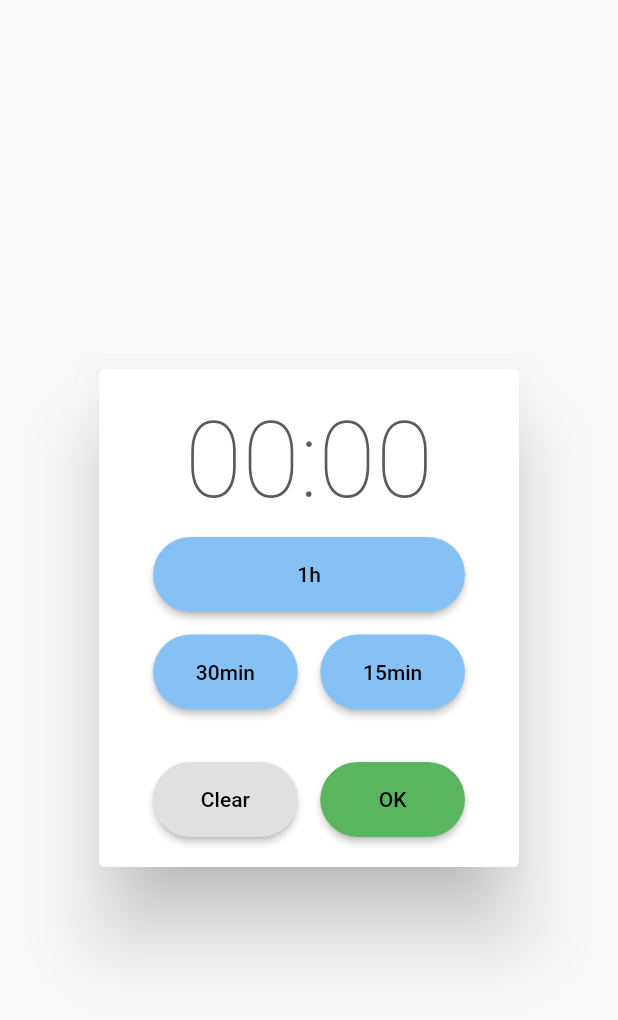
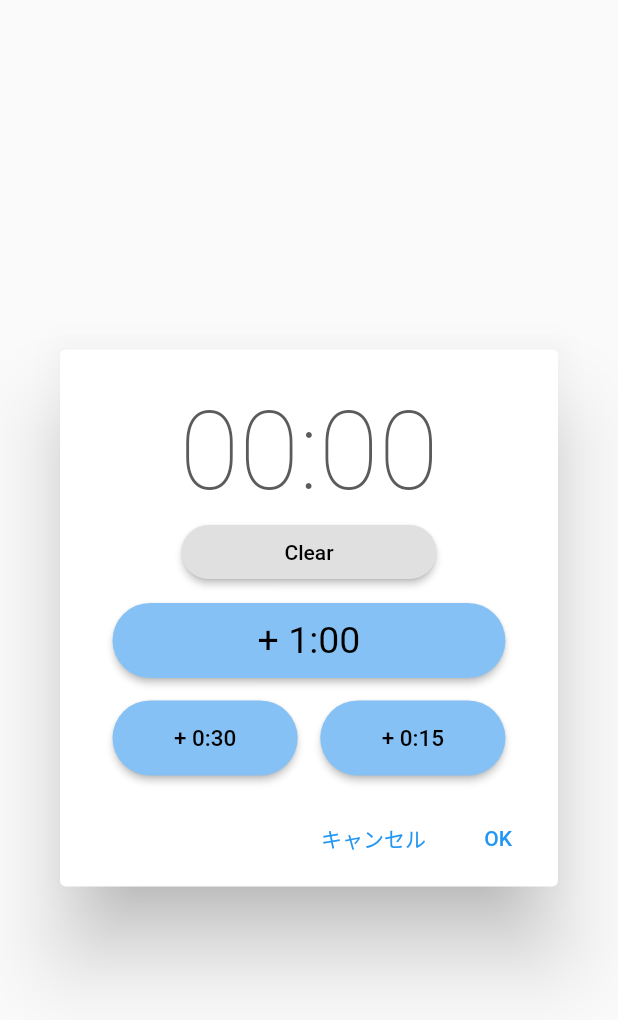
Before and after one commit to sakiso/daily_sugoroku_client, a Flutter app: the TimePicker widget shown alone on an empty page, opened directly, on a phone screen of 412 x 824 dp. Shown: the top 1020 px of the screen. Run offline on Flutter 3.47's test engine with Material 2 defaults, Android fonts, the phone set to English and light mode, and no system bars; our stand-ins replace flutter_riverpod, flutter_secure_storage; accounts and stored records are empty.

Commit message:
Constantとサイズ感調整

```diff
--- a/lib/constants.dart
+++ b/lib/constants.dart
@@ -1,7 +1,6 @@
 import 'package:flutter/material.dart';
 
-class Constants {
-  // Colors
+class ConstantColors {
   static Color lightBlue = const Color.fromARGB(255, 134, 193, 245);
   static Color darkGray = const Color.fromARGB(255, 91, 91, 91);
   static Color inactiveGray = const Color.fromARGB(255, 224, 224, 224);
--- a/lib/main.dart
+++ b/lib/main.dart
@@ -23,7 +23,6 @@ class MyApp extends StatelessWidget {
         primarySwatch: Colors.blue,
       ),
       routes: {
-        // todo: lib下のconstファイルに切り出せたらいいかも
         '/': (context) => const SugorokuPage(),
         '/edit': (context) => const SugorokuEditPage(),
       },
--- a/lib/pages/sugoroku_edit/components/time_picker.dart
+++ b/lib/pages/sugoroku_edit/components/time_picker.dart
@@ -1,40 +1,56 @@
 import 'package:flutter/material.dart';
 import 'package:flutter_riverpod/flutter_riverpod.dart';
 
-import '../../../constants.dart';
+import '../../../Constants.dart';
 
 final _requiredTimeProvider = StateProvider.autoDispose<int>((ref) => 0);
 // note: autoDispose修飾子を付けることで画面がpopされたときステートも破棄される
 
 class TimePicker extends ConsumerWidget {
+  // todo: 数字キー入力もできるようにしたほうがより良いかも
   const TimePicker({Key? key}) : super(key: key);
 
   @override
   Widget build(BuildContext context, WidgetRef ref) {
     int _requiredTime = ref.watch(_requiredTimeProvider);
 
-    return SimpleDialog(
-        contentPadding: const EdgeInsets.all(12),
-        children: <Widget>[
-          SimpleDialogOption(
-            child: SizedBox(
-              width: 200,
+    return AlertDialog(
+      contentPadding: const EdgeInsets.fromLTRB(35, 25, 35, 0),
+      content: SingleChildScrollView(
         child: Column(
           children: [
             Text(
               _formattedRequiredTime(_requiredTime),
               style: TextStyle(
                   fontWeight: FontWeight.w200,
-                        fontSize: 70,
-                        color: Constants.darkGray),
+                  fontSize: 73,
+                  color: ConstantColors.darkGray),
+            ),
+            ElevatedButton(
+              child: const Text('Clear'),
+              style: ElevatedButton.styleFrom(
+                primary: ConstantColors.inactiveGray,
+                onPrimary: Colors.black,
+                shape: const StadiumBorder(),
+                fixedSize: const Size.fromWidth(170.0),
+              ),
+              onPressed: () {
+                _clearMinutes(ref);
+              },
             ),
             const SizedBox(
               height: 10,
             ),
             ElevatedButton(
-                    child: const Text('1h'),
+              child: const Text(
+                '+ 1:00',
+                style: TextStyle(
+                  fontSize: 25,
+                  fontWeight: FontWeight.w400,
+                ),
+              ),
               style: ElevatedButton.styleFrom(
-                      primary: Constants.lightBlue,
+                primary: ConstantColors.lightBlue,
                 onPrimary: Colors.black,
                 shape: const StadiumBorder(),
                 fixedSize: const Size(double.maxFinite, 50.0),
@@ -51,9 +67,15 @@ class TimePicker extends ConsumerWidget {
               children: [
                 Expanded(
                   child: ElevatedButton(
-                          child: const Text('30min'),
+                    child: const Text(
+                      '+ 0:30',
+                      style: TextStyle(
+                        fontSize: 15,
+                        fontWeight: FontWeight.w500,
+                      ),
+                    ),
                     style: ElevatedButton.styleFrom(
-                              primary: Constants.lightBlue,
+                        primary: ConstantColors.lightBlue,
                         onPrimary: Colors.black,
                         shape: const StadiumBorder(),
                         fixedSize: const Size.fromHeight(50.0)),
@@ -67,9 +89,15 @@ class TimePicker extends ConsumerWidget {
                 ),
                 Expanded(
                   child: ElevatedButton(
-                          child: const Text('15min'),
+                    child: const Text(
+                      '+ 0:15',
+                      style: TextStyle(
+                        fontWeight: FontWeight.w500,
+                        fontSize: 15,
+                      ),
+                    ),
                     style: ElevatedButton.styleFrom(
-                            primary: Constants.lightBlue,
+                      primary: ConstantColors.lightBlue,
                       onPrimary: Colors.black,
                       shape: const StadiumBorder(),
                       fixedSize: const Size.fromHeight(50.0),
@@ -82,55 +110,28 @@ class TimePicker extends ConsumerWidget {
               ],
             ),
             const SizedBox(
-                    height: 35,
-                  ),
-                  Row(
-                    mainAxisAlignment: MainAxisAlignment.center,
-                    children: [
-                      Expanded(
-                        child: ElevatedButton(
-                          child: const Text('Clear'),
-                          style: ElevatedButton.styleFrom(
-                            primary: Constants.inactiveGray,
-                            onPrimary: Colors.black,
-                            shape: const StadiumBorder(),
-                            fixedSize: const Size.fromHeight(50.0),
-                          ),
-                          onPressed: () {
-                            _clearMinutes(ref);
-                          },
-                        ),
-                      ),
-                      const SizedBox(
-                        width: 15,
-                      ),
-                      Expanded(
-                        child: ElevatedButton(
-                          child: const Text('OK'),
-                          style: ElevatedButton.styleFrom(
-                            primary: Constants.green,
-                            onPrimary: Colors.black,
-                            shape: const StadiumBorder(),
-                            fixedSize: const Size.fromHeight(50.0),
-                          ),
-                          onPressed: () {
-                            // todo: 押すとProvider経由でStorageにデータを保存する
-                            Navigator.pop(context); //モーダルを閉じる
-                          },
-                        ),
-                      ),
-                    ],
+              height: 10,
             ),
           ],
         ),
       ),
+      actions: [
+        TextButton(
+          child: const Text("キャンセル"),
+          onPressed: () => Navigator.pop(context),
         ),
-        ]);
+        TextButton(
+          child: const Text("OK"),
+          // todo: 押すとProvider経由でStorageにデータを保存する
+          onPressed: () => Navigator.pop(context),
+        ),
+      ],
+    );
   }
 
   void _addMinutes(WidgetRef ref, int minutes) {
-    // todo: 24:00以上になったら24:00で止まるようにする
     final currentRequiredTime = ref.read(_requiredTimeProvider);
+    // 1440分(=24時間)を超えないよう早期リターン
     if (currentRequiredTime + minutes > 1440) {
       return;
     }
```
Lines whose indentation alone changed are shown as unchanged.
